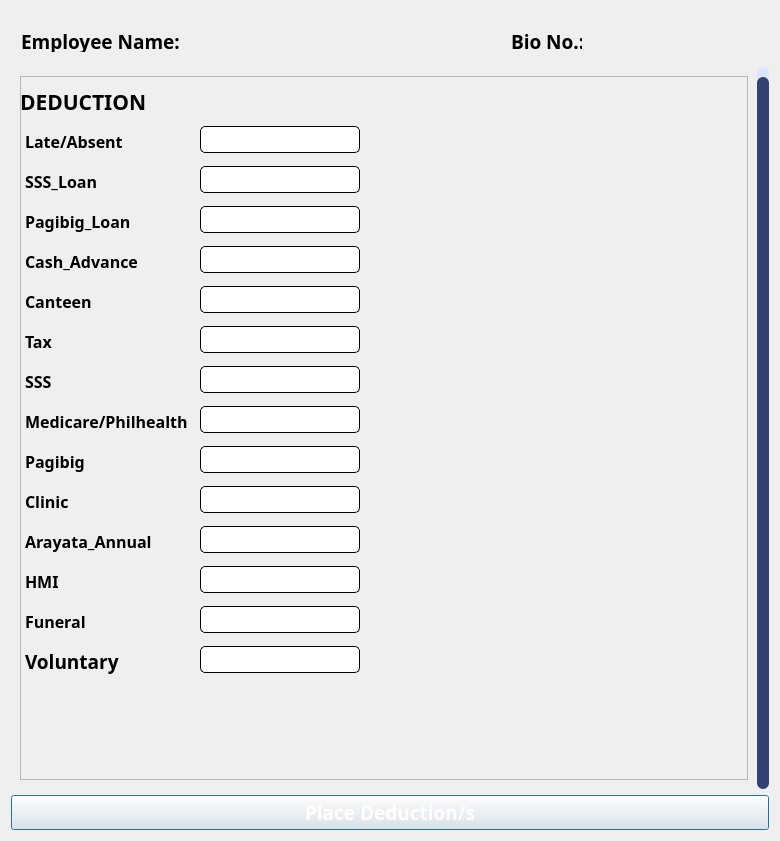
Old version of the form MainFrame/Resources/UI/deduction.ui in the repository Maze711/systemPayroll.
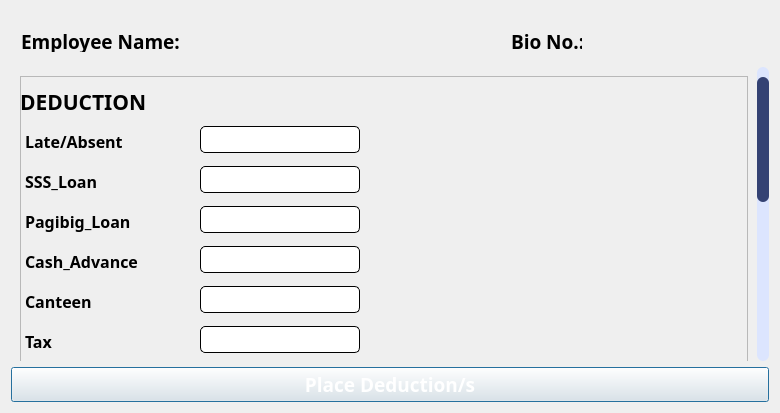
New version of the form. Icons and pictures are not drawn.

```diff
--- a/MainFrame/Resources/UI/deduction.ui
+++ b/MainFrame/Resources/UI/deduction.ui
@@ -7,7 +7,7 @@
     <x>0</x>
     <y>0</y>
     <width>780</width>
-    <height>841</height>
+    <height>413</height>
    </rect>
   </property>
   <property name="windowTitle">
@@ -245,7 +245,7 @@
         <x>0</x>
         <y>0</y>
         <width>750</width>
-        <height>719</height>
+        <height>640</height>
        </rect>
       </property>
       <property name="minimumSize">
```
